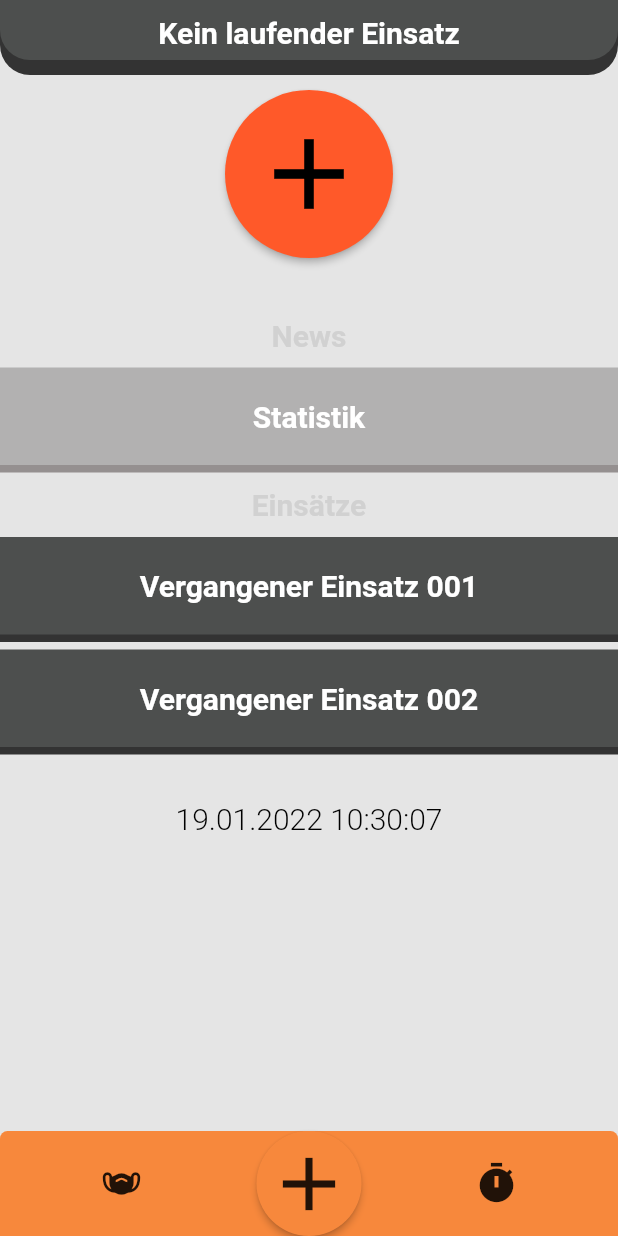
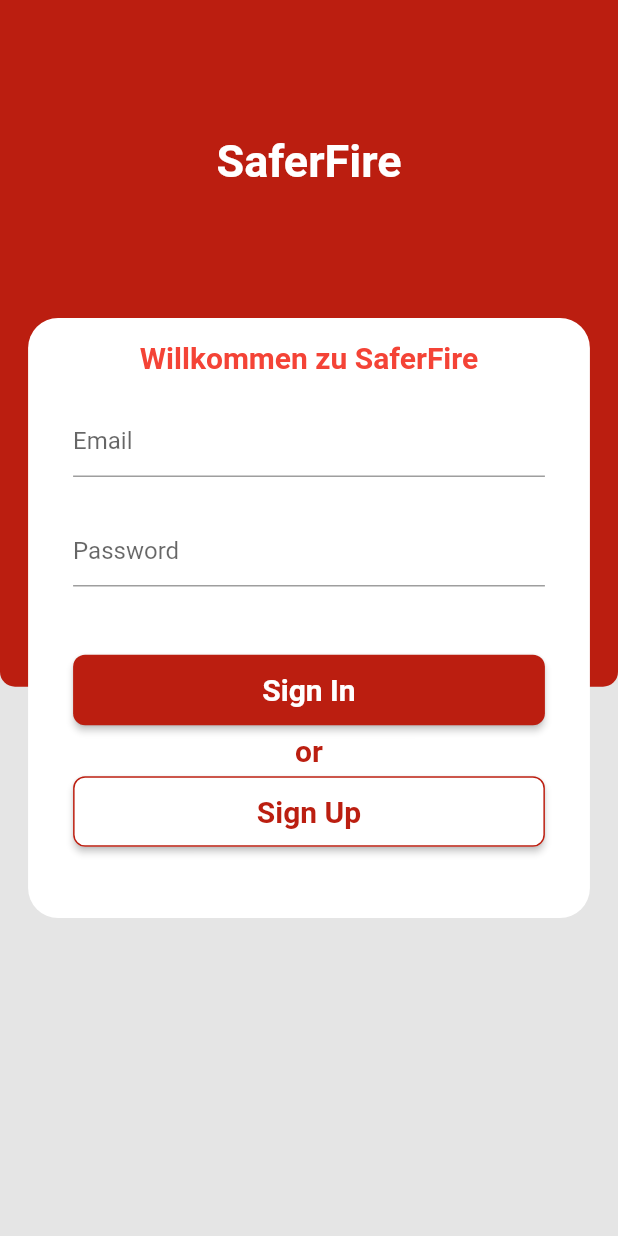
Before and after one commit to mo-pr/SaferFire-2.0, a Flutter app: the screen it shows after launch, on a phone screen of 412 x 824 dp. Run offline on Flutter 3.47's test engine with Material 2 defaults, Android fonts, the phone set to English and light mode, and no system bars; our stand-ins replace socket_io_client.

Commit message:
Login and Register Page

```diff
--- a/lib/infoPage.dart
+++ b/lib/infoPage.dart
@@ -6,9 +6,9 @@ import 'package:flutter/material.dart';
 import 'package:flutter/cupertino.dart';
 import 'package:intl/intl.dart';
 
-const _cardColor = Color(0xFFF7883C);
-const _backgroundColorDark = Color(0xffD1D1D1);
-const _backgroundColor = Color(0xFFE5E5E5);
+const _cardColor = Color(0xFFbb1e10);
+const _openNavbarColor = Color(0xFFbb1e10);
+const _backgroundColor = Colors.white;
 const _maxHeight = 350.0;
 const _minHeight = 70.0;
 List _allDeployments = [];
@@ -112,9 +112,9 @@ class InfoPage extends State<Info> with SingleTickerProviderStateMixin{
             new Container(
               child: _isDeployment? _receiveDeployment() : _noDeployment(),
             ),
-            const SizedBox(height: 15),
+            const SizedBox(height: 10),
             new Container(
-              height: 65,
+              height: 60,
               width: MediaQuery.of(context).size.width,
               child: Center(
                 child: Text(
@@ -224,7 +224,7 @@ class InfoPage extends State<Info> with SingleTickerProviderStateMixin{
           onPressed: () {
             sendRequest();
           },
-          color: Color(0xffFF5929),
+          color: Color(0xffFF0000),
           textColor: Colors.black,
           child: Column(
             children: [
@@ -234,22 +234,35 @@ class InfoPage extends State<Info> with SingleTickerProviderStateMixin{
           padding: EdgeInsets.all(16),
           shape: CircleBorder(),
         ),
-        const SizedBox(height: 40),
+        const SizedBox(height: 30),
         new Row(
           mainAxisAlignment: MainAxisAlignment.center,
           children: <Widget>[
-            Text(
-              'News',
+            new Container(
+              color: Colors.black,
+              height: 4,
+              width: 80,
+            ),
+            new Text(
+              'Statistik',
               style: TextStyle(
-                  color: Color(0xFFD1D1D1),
+                  color: Colors.black,
                   fontSize: 20,
                   fontWeight: FontWeight.bold),
             ),
+            new Container(
+              color: Colors.black,
+              height: 4,
+              width: 80,
+            ),
           ],
         ),
-        const SizedBox(height: 10),
+        const SizedBox(height: 5),
         new Container(
-          height: 65,
+          child: Image.asset('assets/heatmap.jpg'),
+        ),
+        new Container(
+          height: 30,
           width: MediaQuery.of(context).size.width,
           decoration: BoxDecoration(
             color: Color(0xffB2B1B1),
@@ -264,7 +277,7 @@ class InfoPage extends State<Info> with SingleTickerProviderStateMixin{
           ),
           child: Center(
             child: Text(
-              'Statistik',
+              'Mehr',
               textAlign: TextAlign.center,
               style: TextStyle(
                   color: Colors.white,
@@ -277,12 +290,22 @@ class InfoPage extends State<Info> with SingleTickerProviderStateMixin{
         new Row(
           mainAxisAlignment: MainAxisAlignment.center,
           children: <Widget>[
+            new Container(
+              color: Colors.black,
+              height: 4,
+              width: 80,
+            ),
             Text(
               'Einsätze',
               style: TextStyle(
-                  color: Color(0xFFD1D1D1),
+                  color: Colors.black,
                   fontSize: 20,
                   fontWeight: FontWeight.bold),
+            ),
+            new Container(
+              color: Colors.black,
+              height: 4,
+              width: 80,
             ),
           ],
         ),
@@ -574,7 +597,7 @@ class InfoPage extends State<Info> with SingleTickerProviderStateMixin{
               _controller.forward(from: 0.0);
             });
           },
-          color: Color(0xFFF7883C),
+          color: _openNavbarColor,
           child: Icon(Icons.add, size: 60.0),
           padding: EdgeInsets.all(5),
           shape: CircleBorder(),
--- /dev/null
+++ b/lib/loginPage.dart
@@ -0,0 +1,300 @@
+import 'dart:async';
+
+import 'package:flutter/material.dart';
+import 'package:intl/intl.dart';
+
+const _backgroundColor = Color(0xFFE5E5E5);
+const _cardBackgroundColor = Color(0xFFbb1e10);
+
+class Login extends StatefulWidget {
+  @override
+  LoginPage createState() => LoginPage();
+}
+
+class LoginPage extends State<Login>{
+
+  bool isLoginScreen = true;
+
+  ChangeToRegister(){
+    setState(() {
+      isLoginScreen = false;
+    });
+  }
+
+  ChangeToLogin(){
+    setState(() {
+      isLoginScreen = true;
+    });
+  }
+
+  ///Gets called when the "Sign In" Button is Pressed
+  Login(){
+
+  }
+
+  ///Gets called when the "Sign Up" Button is Pressed
+  Register(){
+
+  }
+
+  String _timeString = "";
+
+  @override
+  void initState() {
+    _timeString = _formatDateTime(DateTime.now());
+    Timer.periodic(Duration(seconds: 1), (Timer t) => _getTime());
+    super.initState();
+  }
+
+  @override
+  Widget build(BuildContext context) {
+    final size = MediaQuery.of(context).size;
+    final menuWidh = size.width;
+    return Scaffold(
+        backgroundColor: _backgroundColor,
+        body: Stack(
+          children: <Widget>[
+            Container(
+              height: MediaQuery.of(context).size.height,
+              width: MediaQuery.of(context).size.width,
+              color: _backgroundColor,
+            ),
+            new Align(
+              alignment: Alignment.topCenter,
+              child: Container(
+                height: MediaQuery.of(context).size.height / 1.8,
+                width: MediaQuery.of(context).size.width,
+                decoration: BoxDecoration(
+                  color: _cardBackgroundColor,
+                  borderRadius: BorderRadius.only(
+                      bottomLeft: Radius.circular(10),
+                      bottomRight: Radius.circular(10)
+                  ),
+                ),
+              ),
+            ),
+            new Container(
+              margin: new EdgeInsets.only(top: 90.0),
+              alignment: Alignment.topCenter,
+              child: Text(
+                'SaferFire',
+                style: TextStyle(
+                    color: Colors.white,
+                    fontSize: 30,
+                    fontWeight: FontWeight.bold),
+              ),
+            ),
+            new Align(
+              alignment: Alignment.center,
+              child: isLoginScreen? _login() : _register(),
+            ),
+          ],
+        ),
+        extendBody: true,
+    );
+  }
+
+  /// returns the Container for the login
+  Widget _login() {
+    return Container(
+        height: 400,
+        width: MediaQuery.of(context).size.width / 1.1,
+        decoration: BoxDecoration(
+          color: Colors.white,
+          borderRadius: BorderRadius.all(Radius.circular(20)),
+        ),
+        child: Padding(
+          padding: EdgeInsets.fromLTRB(30,15,30,10),
+          child: Column(
+            children: [
+              Text(
+                'Willkommen zu SaferFire',
+                style: TextStyle(
+                    color: Colors.red[500],
+                    fontSize: 20,
+                    fontWeight: FontWeight.bold),
+              ),
+              const SizedBox(height: 20),
+              TextField(
+                decoration: InputDecoration(
+                  border: UnderlineInputBorder(),
+                  hintText: 'Email',
+                ),
+              ),
+              const SizedBox(height: 25),
+              TextField(
+                decoration: InputDecoration(
+                  border: UnderlineInputBorder(),
+                  hintText: 'Password',
+                ),
+              ),
+              const SizedBox(height: 45),
+              ///Button for Sign In
+              new MaterialButton(
+                onPressed: () => Login(),
+                minWidth: MediaQuery.of(context).size.width,
+                color: _cardBackgroundColor,
+                textColor: Colors.black,
+                child: Text(
+                  "Sign In",
+                  style: TextStyle(
+                      color: Colors.white,
+                      fontSize: 20,
+                      fontWeight: FontWeight.bold),
+                ),
+                padding: EdgeInsets.all(12),
+                shape: RoundedRectangleBorder(
+                  borderRadius: BorderRadius.circular(8),
+                  //side: BorderSide(color: Colors.red)
+                ),
+              ),
+              const SizedBox(height: 5),
+              Text(
+                'or',
+                style: TextStyle(
+                    color: _cardBackgroundColor,
+                    fontSize: 20,
+                    fontWeight: FontWeight.bold),
+              ),
+              const SizedBox(height: 5),
+              ///Button for Sign UP
+              new MaterialButton(
+                onPressed: () => ChangeToRegister(),
+                minWidth: MediaQuery.of(context).size.width,
+                color: Colors.white,
+                textColor: Colors.black,
+                child: Text(
+                  "Sign Up",
+                  style: TextStyle(
+                      color: _cardBackgroundColor,
+                      fontSize: 20,
+                      fontWeight: FontWeight.bold),
+                ),
+                padding: EdgeInsets.all(12),
+                shape: RoundedRectangleBorder(
+                    borderRadius: BorderRadius.circular(8),
+                    side: BorderSide(color: _cardBackgroundColor)
+                ),
+              ),
+            ],
+          ),
+        )
+    );
+  }
+
+  /// returns the Container for the register
+  Widget _register(){
+    return Container(
+        height: 500,
+        width: MediaQuery.of(context).size.width / 1.1,
+        decoration: BoxDecoration(
+          color: Colors.white,
+          borderRadius: BorderRadius.all(Radius.circular(20)),
+        ),
+        child: Padding(
+          padding: EdgeInsets.fromLTRB(30,15,30,10),
+          child: Column(
+            children: [
+              Text(
+                'Willkommen zu SaferFire',
+                style: TextStyle(
+                    color: Colors.red[500],
+                    fontSize: 20,
+                    fontWeight: FontWeight.bold),
+              ),
+              const SizedBox(height: 10),
+              TextField(
+                decoration: InputDecoration(
+                  border: UnderlineInputBorder(),
+                  hintText: 'Email',
+                ),
+              ),
+              const SizedBox(height: 20),
+              TextField(
+                decoration: InputDecoration(
+                  border: UnderlineInputBorder(),
+                  hintText: 'Feuerwehr',
+                ),
+              ),
+              const SizedBox(height: 20),
+              TextField(
+                decoration: InputDecoration(
+                  border: UnderlineInputBorder(),
+                  hintText: 'Password',
+                ),
+              ),
+              const SizedBox(height: 20),
+              TextField(
+                decoration: InputDecoration(
+                  border: UnderlineInputBorder(),
+                  hintText: 'Password',
+                ),
+              ),
+              const SizedBox(height: 40),
+              ///Button for Sign UP
+              new MaterialButton(
+                onPressed: () => Register(),
+                minWidth: MediaQuery.of(context).size.width,
+                color: _cardBackgroundColor,
+                textColor: Colors.black,
+                child: Text(
+                  "Sign Up",
+                  style: TextStyle(
+                      color: Colors.white,
+                      fontSize: 20,
+                      fontWeight: FontWeight.bold),
+                ),
+                padding: EdgeInsets.all(12),
+                shape: RoundedRectangleBorder(
+                  borderRadius: BorderRadius.circular(8),
+                  //side: BorderSide(color: Colors.red)
+                ),
+              ),
+              const SizedBox(height: 5),
+              Text(
+                'or',
+                style: TextStyle(
+                    color: _cardBackgroundColor,
+                    fontSize: 20,
+                    fontWeight: FontWeight.bold),
+              ),
+              const SizedBox(height: 5),
+              ///Button for Sign In
+              new MaterialButton(
+                onPressed: () => ChangeToLogin(),
+                minWidth: MediaQuery.of(context).size.width,
+                color: Colors.white,
+                textColor: Colors.black,
+                child: Text(
+                  "Sign In",
+                  style: TextStyle(
+                      color: _cardBackgroundColor,
+                      fontSize: 20,
+                      fontWeight: FontWeight.bold),
+                ),
+                padding: EdgeInsets.all(12),
+                shape: RoundedRectangleBorder(
+                    borderRadius: BorderRadius.circular(8),
+                    side: BorderSide(color: _cardBackgroundColor)
+                ),
+              ),
+            ],
+          ),
+        )
+    );
+  }
+
+  /// returns the current time for the clock
+  void _getTime() {
+    final DateTime now = DateTime.now();
+    final String formattedDateTime = _formatDateTime(now);
+    setState(() {
+      _timeString = formattedDateTime;
+    });
+  }
+
+  /// converts the DateTime in a string (uses intl 0.17.0)
+  String _formatDateTime(DateTime dateTime) {
+    return DateFormat('dd.MM.yyyy hh:mm:ss').format(dateTime);
+  }
+}
--- a/lib/main.dart
+++ b/lib/main.dart
@@ -1,5 +1,6 @@
 import 'package:flutter/material.dart';
 import 'package:saferfire/infoPage.dart';
+import 'package:saferfire/loginPage.dart';
 
 void main() {
   runApp(MyApp());
@@ -16,7 +17,7 @@ class MyApp extends StatelessWidget {
       theme: ThemeData(
         primarySwatch: Colors.blue,
       ),
-      home: Info(),
+      home: Login(),
     );
   }
 }
--- a/pubspec.yaml
+++ b/pubspec.yaml
@@ -63,6 +63,8 @@ flutter:
   # assets:
   #   - images/a_dot_burr.jpeg
   #   - images/a_dot_ham.jpeg
+  assets:
+    - assets/
 
   # An image asset can refer to one or more resolution-specific "variants", see
   # https://flutter.dev/assets-and-images/#resolution-aware.
```
Also changed, not shown: assets/heatmap.jpg (added), pubspec.lock.
